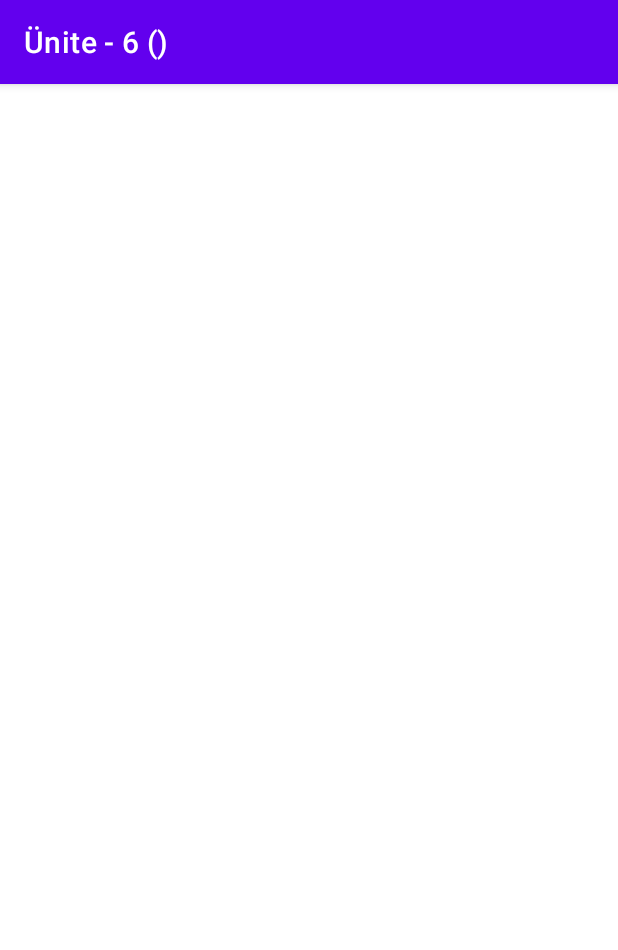
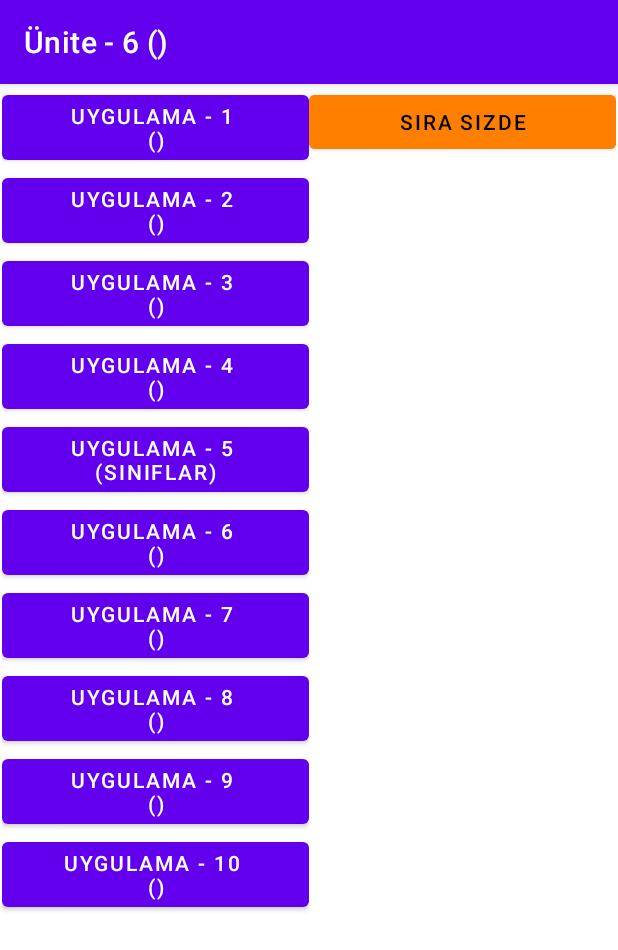
Before and after one commit to Fikret-Arda-Bulut/MobilOrnekler, an Android app: the Unite6 screen opened directly, with no data from a screen before it, on a phone screen of 412 x 824 dp. Shown: the top 950 px of the screen. Run offline under Robolectric (Android 15) with nearby library versions, the phone set to English and light mode, and no system bars.

Commit message:
no message

```diff
--- a/app/src/main/AndroidManifest.xml
+++ b/app/src/main/AndroidManifest.xml
@@ -2,6 +2,8 @@
 <manifest xmlns:android="http://schemas.android.com/apk/res/android"
     xmlns:tools="http://schemas.android.com/tools"
     package="com.example.mobiluygulama">
+<uses-permission android:name="android.permission.READ_EXTERNAL_STORAGE"></uses-permission>
+
 
     <application
         android:allowBackup="true"
--- /dev/null
+++ b/app/src/main/res/drawable/gorselsecim.xml
@@ -0,0 +1,4 @@
+<?xml version="1.0" encoding="utf-8"?>
+<selector xmlns:android="http://schemas.android.com/apk/res/android">
+
+</selector>
--- a/app/src/main/res/layout/unite6.xml
+++ b/app/src/main/res/layout/unite6.xml
@@ -1,6 +1,137 @@
 <?xml version="1.0" encoding="utf-8"?>
 <androidx.constraintlayout.widget.ConstraintLayout xmlns:android="http://schemas.android.com/apk/res/android"
+    xmlns:app="http://schemas.android.com/apk/res-auto"
+    xmlns:tools="http://schemas.android.com/tools"
     android:layout_width="match_parent"
     android:layout_height="match_parent">
 
+    <LinearLayout
+        android:id="@+id/linearLayout"
+        android:layout_width="0dp"
+        android:layout_height="0dp"
+        android:layout_marginStart="1dp"
+        android:layout_marginTop="1dp"
+        android:layout_marginEnd="1dp"
+        android:layout_marginBottom="1dp"
+        android:orientation="horizontal"
+        app:layout_constraintBottom_toBottomOf="parent"
+        app:layout_constraintEnd_toEndOf="parent"
+        app:layout_constraintStart_toStartOf="parent"
+        app:layout_constraintTop_toTopOf="parent">
+
+        <LinearLayout
+            android:layout_width="match_parent"
+            android:layout_height="match_parent"
+            android:layout_weight="1"
+            android:orientation="vertical">
+
+            <ScrollView
+                android:layout_width="match_parent"
+                android:layout_height="match_parent">
+
+                <LinearLayout
+                    android:layout_width="match_parent"
+                    android:layout_height="wrap_content"
+                    android:orientation="vertical" >
+
+                    <Button
+                        android:id="@+id/btnUyg1"
+                        android:layout_width="match_parent"
+                        android:layout_height="wrap_content"
+                        android:onClick="btnUyg1"
+                        android:text="@string/u5_uyg1" />
+
+                    <Button
+                        android:id="@+id/btnUyg2"
+                        android:layout_width="match_parent"
+                        android:layout_height="wrap_content"
+                        android:onClick="btnUyg2"
+                        android:text="@string/u5_uyg2" />
+
+                    <Button
+                        android:id="@+id/btnUyg3"
+                        android:layout_width="match_parent"
+                        android:layout_height="wrap_content"
+                        android:onClick="btnUyg3"
+                        android:text="@string/u5_uyg3" />
+
+                    <Button
+                        android:id="@+id/btnUyg4"
+                        android:layout_width="match_parent"
+                        android:layout_height="wrap_content"
+                        android:onClick="btnUyg4"
+                        android:text="@string/u5_uyg4" />
+
+                    <Button
+                        android:id="@+id/btnUyg5"
+                        android:layout_width="match_parent"
+                        android:layout_height="wrap_content"
+                        android:onClick="btnUyg5"
+                        android:text="@string/u5_uyg5" />
+
+                    <Button
+                        android:id="@+id/btnUyg6"
+                        android:layout_width="match_parent"
+                        android:layout_height="wrap_content"
+                        android:onClick="btnUyg6"
+                        android:text="@string/u5_uyg6" />
+
+                    <Button
+                        android:id="@+id/btnUyg7"
+                        android:layout_width="match_parent"
+                        android:layout_height="wrap_content"
+                        android:onClick="btnUyg7"
+                        android:text="@string/u5_uyg7" />
+
+                    <Button
+                        android:id="@+id/btnUyg8"
+                        android:layout_width="match_parent"
+                        android:layout_height="wrap_content"
+                        android:onClick="btnUyg8"
+                        android:text="@string/u5_uyg8" />
+
+                    <Button
+                        android:id="@+id/btnUyg9"
+                        android:layout_width="match_parent"
+                        android:layout_height="wrap_content"
+                        android:onClick="btnUyg9"
+                        android:text="@string/u5_uyg9" />
+
+                    <Button
+                        android:id="@+id/btnUyg10"
+                        android:layout_width="match_parent"
+                        android:layout_height="wrap_content"
+                        android:onClick="btnUyg10"
+                        android:text="@string/u5_uyg10" />
+
+                </LinearLayout>
+            </ScrollView>
+        </LinearLayout>
+
+        <LinearLayout
+            android:layout_width="match_parent"
+            android:layout_height="match_parent"
+            android:layout_weight="1"
+            android:orientation="vertical">
+
+            <ScrollView
+                android:layout_width="match_parent"
+                android:layout_height="match_parent">
+
+                <LinearLayout
+                    android:layout_width="match_parent"
+                    android:layout_height="wrap_content"
+                    android:orientation="vertical" >
+
+                    <Button
+                        android:id="@+id/btnSS173"
+                        android:layout_width="match_parent"
+                        android:layout_height="wrap_content"
+                        android:backgroundTint="@color/orange"
+                        android:text="Sıra Sizde"
+                        android:textColor="@color/black" />
+                </LinearLayout>
+            </ScrollView>
+        </LinearLayout>
+    </LinearLayout>
 </androidx.constraintlayout.widget.ConstraintLayout>
```
Also changed, not shown: app/src/main/java/com/example/mobiluygulama/Unite6.java (+54 -1 lines), app/src/main/java/com/example/mobiluygulama/unite6/uyg10/Uyg10.java (+66 -1 lines), app/src/main/res/layout/u6_uyg10.xml (added, +25 -0 lines).
